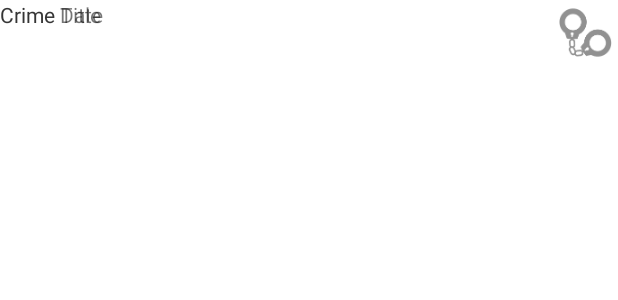
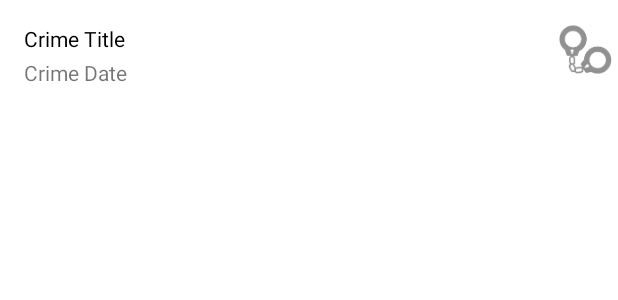
Before and after one commit to maquino123/Criminal-Intent, an Android app: the layout list_item_crime.xml on its own in the app's theme, with its tools: preview values and no code run, on a phone screen of 412 x 824 dp. Shown: the top 300 px of the screen. Run offline under Robolectric (Android 15) with nearby library versions, the phone set to English and light mode, and no system bars.

Commit message:
Chapter 10 done

```diff
--- a/app/build.gradle
+++ b/app/build.gradle
@@ -2,6 +2,8 @@ plugins {
     id 'com.android.application'
     id 'kotlin-android'
 }
+
+apply plugin: 'kotlin-kapt'
 
 android {
     compileSdkVersion 29
@@ -38,6 +40,8 @@ dependencies {
     implementation 'androidx.core:core-ktx:1.3.2'
     implementation 'androidx.lifecycle:lifecycle-extensions:2.0.0'
     implementation 'androidx.recyclerview:recyclerview:1.0.0'
+    implementation 'androidx.room:room-runtime:2.1.0-alpha04'
+    kapt 'androidx.room-compiler:2.1.0-alpha04'
     implementation 'androidx.appcompat:appcompat:1.2.0'
     implementation 'com.google.android.material:material:1.2.1'
     implementation 'androidx.constraintlayout:constraintlayout:2.0.4'
--- a/app/src/main/java/com/bignerdranch/android/criminalintent/Crime.kt
+++ b/app/src/main/java/com/bignerdranch/android/criminalintent/Crime.kt
@@ -1,8 +1,11 @@
 package com.bignerdranch.android.criminalintent
 
+import androidx.room.Entity
+import androidx.room.PrimaryKey
 import java.util.*
 
-data class Crime(val id: UUID = UUID.randomUUID(),
+@Entity
+data class Crime(@PrimaryKey val id: UUID = UUID.randomUUID(),
                  var title: String = "",
                  var date: Date = Date(),
                  var isSolved: Boolean = false)
--- /dev/null
+++ b/app/src/main/java/com/bignerdranch/android/criminalintent/database/CrimeDatabase.kt
@@ -0,0 +1,4 @@
+package com.bignerdranch.android.criminalintent.database
+
+class CrimeDatabase {
+}
--- a/app/src/main/res/layout/list_item_crime.xml
+++ b/app/src/main/res/layout/list_item_crime.xml
@@ -8,20 +8,33 @@
 
     <TextView
         android:id="@+id/crime_title"
-        android:layout_width="wrap_content"
+        android:layout_width="0dp"
         android:layout_height="wrap_content"
+        android:layout_marginStart="16dp"
+        android:layout_marginTop="16dp"
+        android:layout_marginEnd="8dp"
+        android:layout_marginBottom="3dp"
         android:text="Crime Title"
-        tools:layout_editor_absoluteY="8dp" />
+        android:textColor="@android:color/black"
+        app:layout_constraintBottom_toTopOf="@+id/crime_date"
+        app:layout_constraintEnd_toStartOf="@+id/crime_solved"
+        app:layout_constraintStart_toStartOf="parent"
+        app:layout_constraintTop_toTopOf="parent" />
 
     <TextView
         android:id="@+id/crime_date"
-        android:layout_width="wrap_content"
+        android:layout_width="0dp"
         android:layout_height="wrap_content"
+        android:layout_marginStart="16dp"
+        android:layout_marginEnd="8dp"
+        android:layout_marginBottom="8dp"
         android:text="Crime Date"
-        tools:layout_editor_absoluteY="27dp" />
+        app:layout_constraintBottom_toBottomOf="parent"
+        app:layout_constraintEnd_toStartOf="@+id/crime_solved"
+        app:layout_constraintStart_toStartOf="parent" />
 
     <ImageView
-        android:id="@+id/imageView"
+        android:id="@+id/crime_solved"
         android:layout_width="35dp"
         android:layout_height="43dp"
         android:layout_marginEnd="4dp"
```
Also changed, not shown: app/src/main/java/com/bignerdranch/android/criminalintent/CrimeListFragment.kt (+7 -0 lines).
